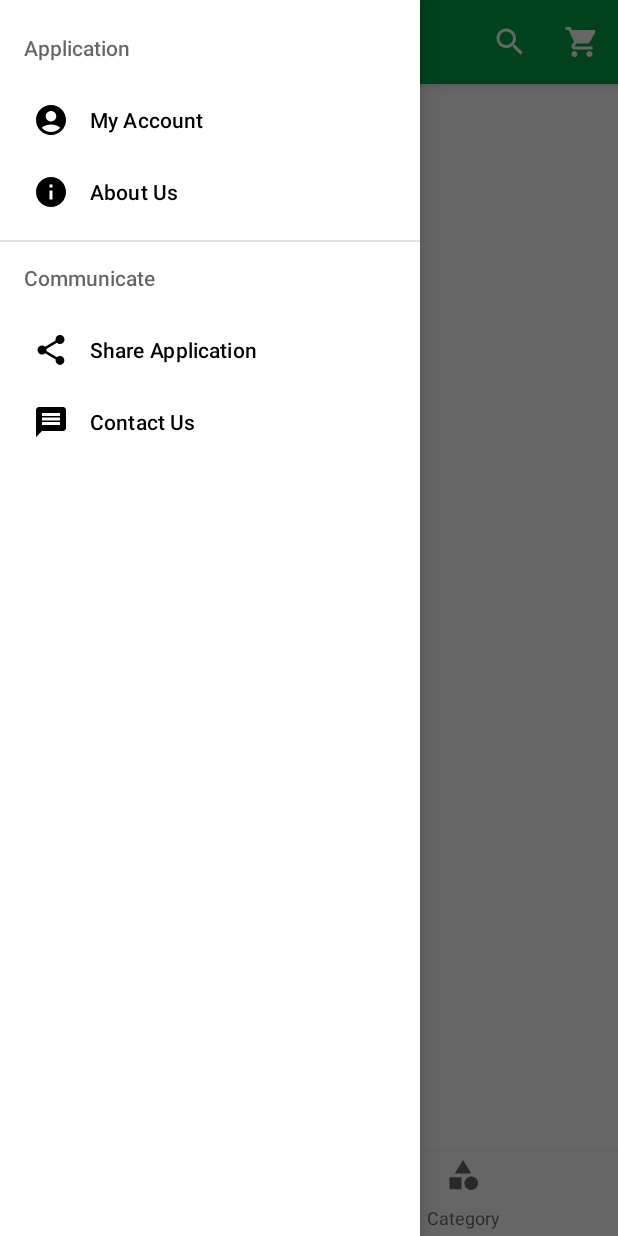
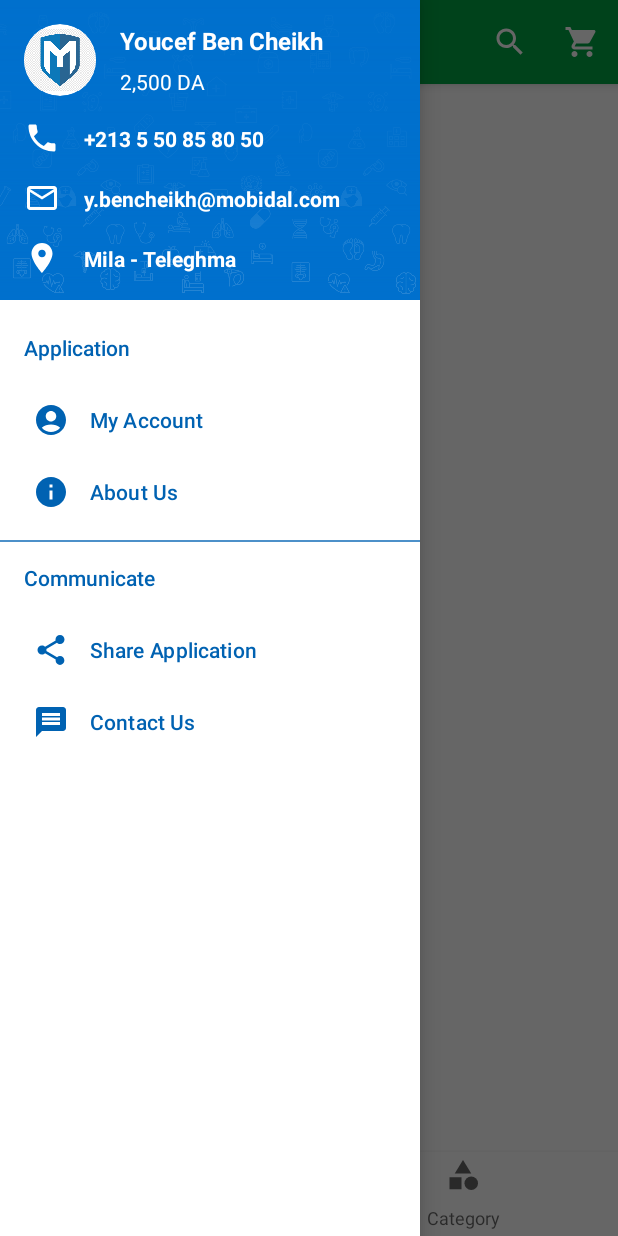
Before and after one commit to DonaldNyagwande/TechLabEcommerce, an Android app: the screen it shows after launch (MainActivity), with the side drawer open, on a phone screen of 412 x 824 dp. Run offline under Robolectric (Android 15) with nearby library versions, the phone set to English and light mode, and no system bars; our stand-ins replace ButterKnife.

Commit message:
add navigation header

```diff
--- a/app/src/main/java/com/mobidal/pharmacynamoune/MainActivity.java
+++ b/app/src/main/java/com/mobidal/pharmacynamoune/MainActivity.java
@@ -14,6 +14,9 @@ import android.os.Bundle;
 import android.view.Menu;
 import android.view.MenuItem;
 import android.view.View;
+import android.widget.Button;
+import android.widget.ImageView;
+import android.widget.TextView;
 import android.widget.Toast;
 
 import com.google.android.material.navigation.NavigationView;
@@ -34,6 +37,15 @@ public class MainActivity extends AppCompatActivity implements NavigationView.On
 
     @BindView(R.id.vp_fragment) ViewPager2 mFragmentViewPager;
     @BindView(R.id.tl_main) TabLayout mFragmentTabLayout;
+
+    private View mProfileView;
+    private ImageView mPictureImageView;
+    private TextView mNameTextView;
+    private TextView mScoreTextView;
+    private TextView mPhoneTextView;
+    private TextView mEmailTextView;
+    private TextView mLocationTextView;
+    private Button mConnectButton;
 
     MainFragmentAdapter mFragmentAdapter;
 
@@ -64,6 +76,18 @@ public class MainActivity extends AppCompatActivity implements NavigationView.On
 
         // Setup Navigation Drawer Click Listener
         mNavigationView.setNavigationItemSelectedListener(this);
+
+        // Bind views
+        View headerView = mNavigationView.getHeaderView(0);
+
+        mProfileView = (View) headerView.findViewById(R.id.g_profile);
+        mPictureImageView = (ImageView) headerView.findViewById(R.id.iv_picture);
+        mNameTextView = (TextView) headerView.findViewById(R.id.tv_name);
+        mScoreTextView = (TextView) headerView.findViewById(R.id.tv_score);
+        mEmailTextView = (TextView) headerView.findViewById(R.id.tv_email);
+        mPhoneTextView = (TextView) headerView.findViewById(R.id.tv_phone);
+        mLocationTextView = (TextView) headerView.findViewById(R.id.tv_location);
+        mConnectButton = (Button) headerView.findViewById(R.id.b_connect);
     }
 
     private void setupFragmentViewPager() {
--- a/app/src/main/res/drawable/ic_category.xml
+++ b/app/src/main/res/drawable/ic_category.xml
@@ -1,4 +1,4 @@
-<vector android:height="24dp" android:tint="#000000"
+<vector android:height="24dp" android:tint="#ffffff"
     android:viewportHeight="24" android:viewportWidth="24"
     android:width="24dp" xmlns:android="http://schemas.android.com/apk/res/android">
     <path android:fillColor="@android:color/white" android:pathData="M12,2l-5.5,9h11z"/>
--- /dev/null
+++ b/app/src/main/res/drawable/ic_location.xml
@@ -0,0 +1,5 @@
+<vector android:height="24dp" android:tint="#FFFFFF"
+    android:viewportHeight="24" android:viewportWidth="24"
+    android:width="24dp" xmlns:android="http://schemas.android.com/apk/res/android">
+    <path android:fillColor="@android:color/white" android:pathData="M12,2C8.13,2 5,5.13 5,9c0,5.25 7,13 7,13s7,-7.75 7,-13c0,-3.87 -3.13,-7 -7,-7zM12,11.5c-1.38,0 -2.5,-1.12 -2.5,-2.5s1.12,-2.5 2.5,-2.5 2.5,1.12 2.5,2.5 -1.12,2.5 -2.5,2.5z"/>
+</vector>
--- /dev/null
+++ b/app/src/main/res/drawable/ic_mail.xml
@@ -0,0 +1,5 @@
+<vector android:height="24dp" android:tint="#FFFFFF"
+    android:viewportHeight="24" android:viewportWidth="24"
+    android:width="24dp" xmlns:android="http://schemas.android.com/apk/res/android">
+    <path android:fillColor="@android:color/white" android:pathData="M20,4L4,4c-1.1,0 -1.99,0.9 -1.99,2L2,18c0,1.1 0.9,2 2,2h16c1.1,0 2,-0.9 2,-2L22,6c0,-1.1 -0.9,-2 -2,-2zM20,18L4,18L4,8l8,5 8,-5v10zM12,11L4,6h16l-8,5z"/>
+</vector>
--- /dev/null
+++ b/app/src/main/res/drawable/ic_phone.xml
@@ -0,0 +1,5 @@
+<vector android:height="24dp" android:tint="#FFFFFF"
+    android:viewportHeight="24" android:viewportWidth="24"
+    android:width="24dp" xmlns:android="http://schemas.android.com/apk/res/android">
+    <path android:fillColor="@android:color/white" android:pathData="M6.62,10.79c1.44,2.83 3.76,5.14 6.59,6.59l2.2,-2.2c0.27,-0.27 0.67,-0.36 1.02,-0.24 1.12,0.37 2.33,0.57 3.57,0.57 0.55,0 1,0.45 1,1V20c0,0.55 -0.45,1 -1,1 -9.39,0 -17,-7.61 -17,-17 0,-0.55 0.45,-1 1,-1h3.5c0.55,0 1,0.45 1,1 0,1.25 0.2,2.45 0.57,3.57 0.11,0.35 0.03,0.74 -0.25,1.02l-2.2,2.2z"/>
+</vector>
--- /dev/null
+++ b/app/src/main/res/drawable/main_bg_gradient.xml
@@ -0,0 +1,8 @@
+<?xml version="1.0" encoding="utf-8"?>
+<shape xmlns:android="http://schemas.android.com/apk/res/android">
+    <gradient
+        android:startColor="@color/gradient_bg_start_color"
+        android:endColor="@color/gradient_bg_end_color"
+        android:centerColor="@color/gradient_bg_center_color"
+        android:angle="-90"/>
+</shape>
--- a/app/src/main/res/layout/activity_main.xml
+++ b/app/src/main/res/layout/activity_main.xml
@@ -47,6 +47,9 @@
         android:layout_width="wrap_content"
         android:layout_height="match_parent"
         android:layout_gravity="start"
+        app:itemIconTint="@color/colorAccent"
+        app:itemTextColor="@color/colorAccent"
+        app:headerLayout="@layout/nav_header"
         app:menu="@menu/drawer"/>
 
 </androidx.drawerlayout.widget.DrawerLayout>
--- /dev/null
+++ b/app/src/main/res/layout/nav_header.xml
@@ -0,0 +1,189 @@
+<?xml version="1.0" encoding="utf-8"?>
+<androidx.constraintlayout.widget.ConstraintLayout xmlns:android="http://schemas.android.com/apk/res/android"
+    xmlns:app="http://schemas.android.com/apk/res-auto"
+    android:layout_width="match_parent"
+    android:layout_height="wrap_content"
+    xmlns:tools="http://schemas.android.com/tools">
+
+    <ImageView
+        android:id="@+id/iv_bg"
+        android:layout_width="0dp"
+        android:layout_height="0dp"
+        android:scaleType="centerCrop"
+        android:src="@drawable/main_bg"
+        app:layout_constraintTop_toTopOf="parent"
+        app:layout_constraintBottom_toBottomOf="parent"
+        app:layout_constraintStart_toStartOf="parent"
+        app:layout_constraintEnd_toEndOf="parent" />
+
+    <ImageView
+        android:layout_width="0dp"
+        android:layout_height="0dp"
+        android:scaleType="centerCrop"
+        android:src="@drawable/main_bg_gradient"
+        app:layout_constraintTop_toTopOf="parent"
+        app:layout_constraintBottom_toBottomOf="parent"
+        app:layout_constraintStart_toStartOf="parent"
+        app:layout_constraintEnd_toEndOf="parent" />
+
+    <androidx.cardview.widget.CardView
+        android:id="@+id/cv_picture"
+        android:layout_width="48dp"
+        android:layout_height="48dp"
+        app:cardCornerRadius="24dp"
+        app:cardElevation="0dp"
+        app:layout_constraintTop_toBottomOf="@id/gl_h_start"
+        app:layout_constraintStart_toEndOf="@id/gl_v_start">
+
+        <ImageView
+            android:id="@+id/iv_picture"
+            android:layout_width="match_parent"
+            android:layout_height="match_parent"
+            android:src="@drawable/photo"/>
+
+    </androidx.cardview.widget.CardView>
+
+    <TextView
+        android:id="@+id/tv_name"
+        style="@style/NavigationHeaderPrimaryTextStyle"
+        android:layout_width="0dp"
+        android:layout_height="wrap_content"
+        android:layout_marginStart="16dp"
+        android:text="Youcef Ben Cheikh"
+        app:layout_constraintTop_toTopOf="@id/cv_picture"
+        app:layout_constraintEnd_toStartOf="@+id/gl_v_end"
+        app:layout_constraintStart_toEndOf="@id/cv_picture" />
+
+    <TextView
+        android:id="@+id/tv_score"
+        style="@style/NavigationHeaderSecondaryTextStyle"
+        android:textStyle="normal"
+        android:layout_width="0dp"
+        android:layout_height="wrap_content"
+        android:layout_marginStart="16dp"
+        android:text="2,500 DA"
+        app:layout_constraintBottom_toBottomOf="@id/cv_picture"
+        app:layout_constraintEnd_toStartOf="@+id/gl_v_end"
+        app:layout_constraintStart_toEndOf="@id/cv_picture" />
+
+    <ImageView
+        android:id="@+id/iv_phone"
+        android:layout_width="24dp"
+        android:layout_height="24dp"
+        android:layout_marginTop="16dp"
+        android:src="@drawable/ic_phone"
+        app:layout_constraintTop_toBottomOf="@id/b_top"
+        app:layout_constraintStart_toStartOf="@id/cv_picture" />
+
+    <TextView
+        android:id="@+id/tv_phone"
+        style="@style/NavigationHeaderSecondaryTextStyle"
+        android:textSize="14dp"
+        android:layout_width="0dp"
+        android:layout_height="wrap_content"
+        android:layout_marginStart="16dp"
+        app:layout_constraintBottom_toBottomOf="@id/iv_phone"
+        app:layout_constraintEnd_toStartOf="@+id/gl_v_end"
+        app:layout_constraintStart_toEndOf="@id/iv_phone"
+        app:layout_constraintTop_toTopOf="@id/iv_phone"
+        android:text="+213 5 50 85 80 50" />
+
+    <ImageView
+        android:id="@+id/iv_email"
+        android:layout_width="24dp"
+        android:layout_height="24dp"
+        android:layout_marginTop="16dp"
+        android:src="@drawable/ic_mail"
+        app:layout_constraintTop_toBottomOf="@id/iv_phone"
+        app:layout_constraintStart_toStartOf="@id/iv_phone" />
+
+    <TextView
+        android:id="@+id/tv_email"
+        style="@style/NavigationHeaderSecondaryTextStyle"
+        android:textSize="14dp"
+        android:layout_width="0dp"
+        android:layout_height="wrap_content"
+        android:layout_marginStart="16dp"
+        app:layout_constraintBottom_toBottomOf="@id/iv_email"
+        app:layout_constraintEnd_toStartOf="@+id/gl_v_end"
+        app:layout_constraintStart_toEndOf="@id/iv_email"
+        app:layout_constraintTop_toTopOf="@id/iv_email"
+        android:text="y.bencheikh@mobidal.com" />
+
+    <ImageView
+        android:id="@+id/iv_location"
+        android:layout_width="24dp"
+        android:layout_height="24dp"
+        android:layout_marginTop="16dp"
+        android:src="@drawable/ic_location"
+        app:layout_constraintTop_toBottomOf="@id/iv_email"
+        app:layout_constraintBottom_toTopOf="@id/gl_h_end"
+        app:layout_constraintStart_toStartOf="@id/iv_phone" />
+
+    <TextView
+        android:id="@+id/tv_location"
+        style="@style/NavigationHeaderSecondaryTextStyle"
+        android:textSize="14dp"
+        android:layout_width="0dp"
+        android:layout_height="wrap_content"
+        android:layout_marginStart="16dp"
+        app:layout_constraintBottom_toBottomOf="@id/iv_location"
+        app:layout_constraintEnd_toStartOf="@+id/gl_v_end"
+        app:layout_constraintStart_toEndOf="@id/iv_location"
+        app:layout_constraintTop_toTopOf="@id/iv_location"
+        android:text="Mila - Teleghma" />
+
+    <Button
+        android:id="@+id/b_connect"
+        android:layout_width="wrap_content"
+        android:layout_height="wrap_content"
+        android:visibility="gone"
+        android:text="Connect"
+        app:layout_constraintTop_toBottomOf="@id/gl_h_start"
+        app:layout_constraintBottom_toTopOf="@id/gl_h_end"
+        app:layout_constraintStart_toEndOf="@id/gl_v_start"
+        app:layout_constraintEnd_toStartOf="@id/gl_v_end" />
+
+    <androidx.constraintlayout.widget.Group
+        android:id="@+id/g_profile"
+        android:layout_width="wrap_content"
+        android:layout_height="wrap_content"
+        android:visibility="visible"
+        app:constraint_referenced_ids="cv_picture, tv_name, tv_score, iv_phone, tv_phone, iv_email, tv_email, iv_location, tv_location"/>
+
+    <androidx.constraintlayout.widget.Barrier
+        android:id="@+id/b_top"
+        android:layout_width="wrap_content"
+        android:layout_height="wrap_content"
+        app:barrierDirection="bottom"
+        app:constraint_referenced_ids="cv_picture, tv_score" />
+
+    <androidx.constraintlayout.widget.Guideline
+        android:id="@+id/gl_v_start"
+        android:layout_width="wrap_content"
+        android:layout_height="wrap_content"
+        android:orientation="vertical"
+        app:layout_constraintGuide_begin="16dp" />
+
+    <androidx.constraintlayout.widget.Guideline
+        android:id="@+id/gl_v_end"
+        android:layout_width="wrap_content"
+        android:layout_height="wrap_content"
+        android:orientation="vertical"
+        app:layout_constraintGuide_end="16dp" />
+
+    <androidx.constraintlayout.widget.Guideline
+        android:id="@+id/gl_h_start"
+        android:layout_width="wrap_content"
+        android:layout_height="wrap_content"
+        android:orientation="horizontal"
+        app:layout_constraintGuide_begin="16dp" />
+
+    <androidx.constraintlayout.widget.Guideline
+        android:id="@+id/gl_h_end"
+        android:layout_width="wrap_content"
+        android:layout_height="wrap_content"
+        android:orientation="horizontal"
+        app:layout_constraintGuide_end="16dp" />
+
+</androidx.constraintlayout.widget.ConstraintLayout>
--- a/app/src/main/res/values/colors.xml
+++ b/app/src/main/res/values/colors.xml
@@ -1,5 +1,6 @@
 <?xml version="1.0" encoding="utf-8"?>
 <resources>
+
     <color name="green_200">#00C853</color>
     <color name="green_500">#01A645</color>
     <color name="green_700">#018E3B</color>
@@ -7,4 +8,13 @@
     <color name="blue_700">#0062b2</color>
     <color name="black">#FF000000</color>
     <color name="white">#FFFFFFFF</color>
+
+    <color name="colorAccent">@color/blue_700</color>
+
+    <color name="gradient_bg_start_color">#E60070CD</color>
+    <color name="gradient_bg_center_color">#CC0070CD</color>
+    <color name="gradient_bg_end_color">#000070CD</color>
+
+    <color name="drawerListDivider">#B30062B2</color>
+
 </resources>
--- a/app/src/main/res/values/themes.xml
+++ b/app/src/main/res/values/themes.xml
@@ -12,5 +12,21 @@
         <!-- Status bar color. -->
         <item name="android:statusBarColor" tools:targetApi="l">?attr/colorPrimaryVariant</item>
         <!-- Customize your theme here. -->
+
+        <item name="android:textColorSecondary">@color/blue_700</item>
+        <item name="android:listDivider">@color/drawerListDivider</item>
+
+        <item name="android:windowContentTransitions">true</item>
     </style>
+
+    <style name="NavigationHeaderPrimaryTextStyle">
+        <item name="android:textSize">16sp</item>
+        <item name="android:textColor">@color/white</item>
+        <item name="android:textStyle">bold</item>
+    </style>
+    <style name="NavigationHeaderSecondaryTextStyle">
+        <item name="android:textColor">@color/white</item>
+        <item name="android:textStyle">bold</item>
+    </style>
+
 </resources>
```
Also changed, not shown: app/src/main/res/drawable/main_bg.png (added), app/src/main/res/drawable/photo.png (added).
